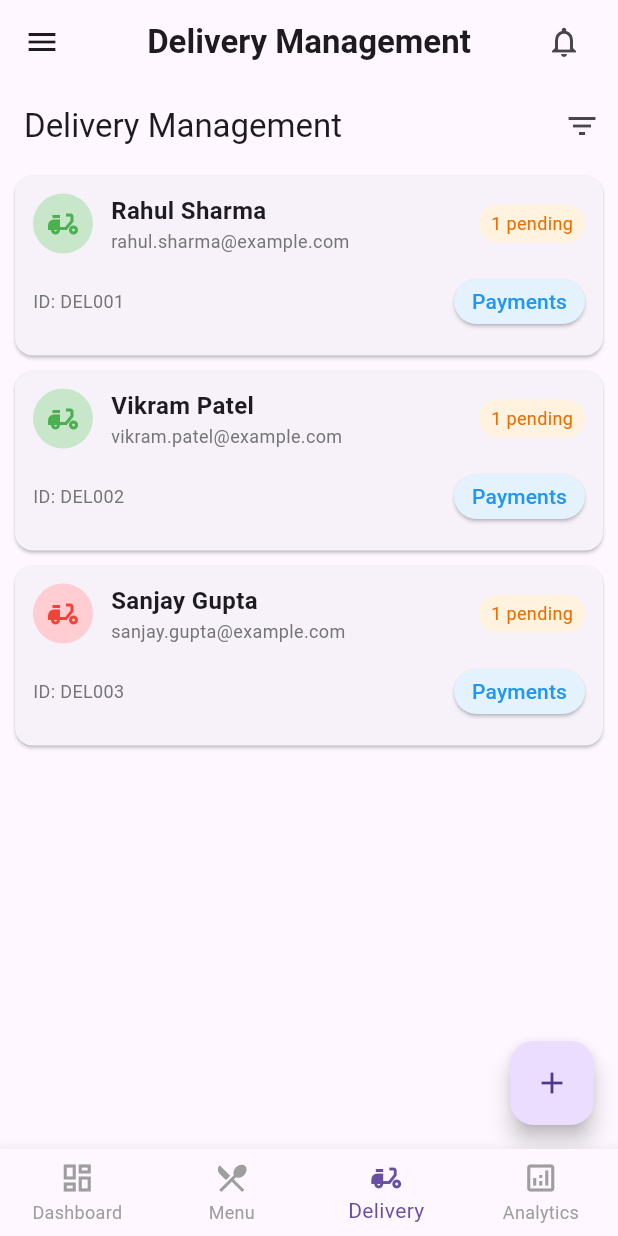
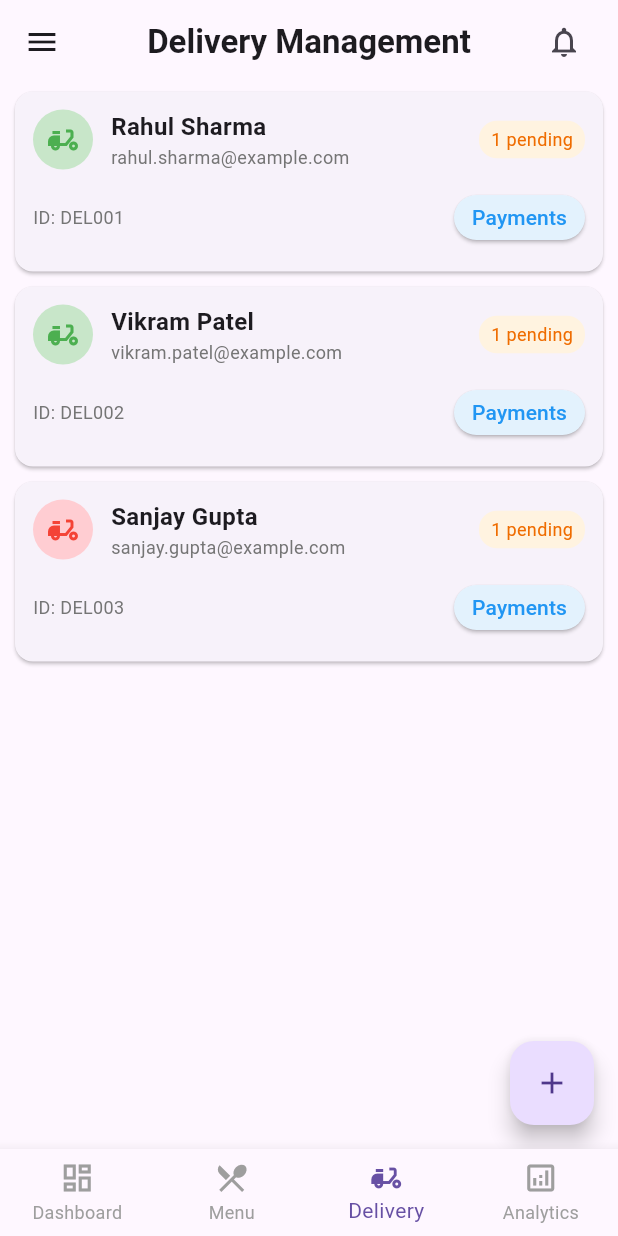
Before and after one commit to Outpassify/Food_Delivery_app, a Flutter app: the screen it shows after launch, item 3 of the bottom bar chosen, on a phone screen of 412 x 824 dp. Run offline on Flutter 3.47's test engine with Material 3 defaults, Android fonts, the phone set to English and light mode, and no system bars; our stand-ins replace firebase_auth, firebase_core, flutter_easyloading; accounts and stored records are empty.

Commit message:
Version Changes
Version Changes

```diff
--- a/lib/Admin/Delivery_partners.dart
+++ b/lib/Admin/Delivery_partners.dart
@@ -96,15 +96,15 @@ class _DeliveryManagementScreenState extends State<DeliveryManagementScreen> {
   @override
   Widget build(BuildContext context) {
     return Scaffold(
-      appBar: AppBar(
-        title: const Text('Delivery Management'),
-        actions: [
-          IconButton(
-            icon: const Icon(Icons.filter_list),
-            onPressed: _showFilterOptions,
-          ),
-        ],
-      ),
+      // appBar: AppBar(
+      //   // title: const Text('Delivery Management'),
+      //   actions: [
+      //     IconButton(
+      //       icon: const Icon(Icons.filter_list),
+      //       onPressed: _showFilterOptions,
+      //     ),
+      //   ],
+      // ),
       body: ListView.builder(
         itemCount: deliveryPersons.length,
         itemBuilder: (context, index) {
```
Also changed, not shown: 1 other file.
